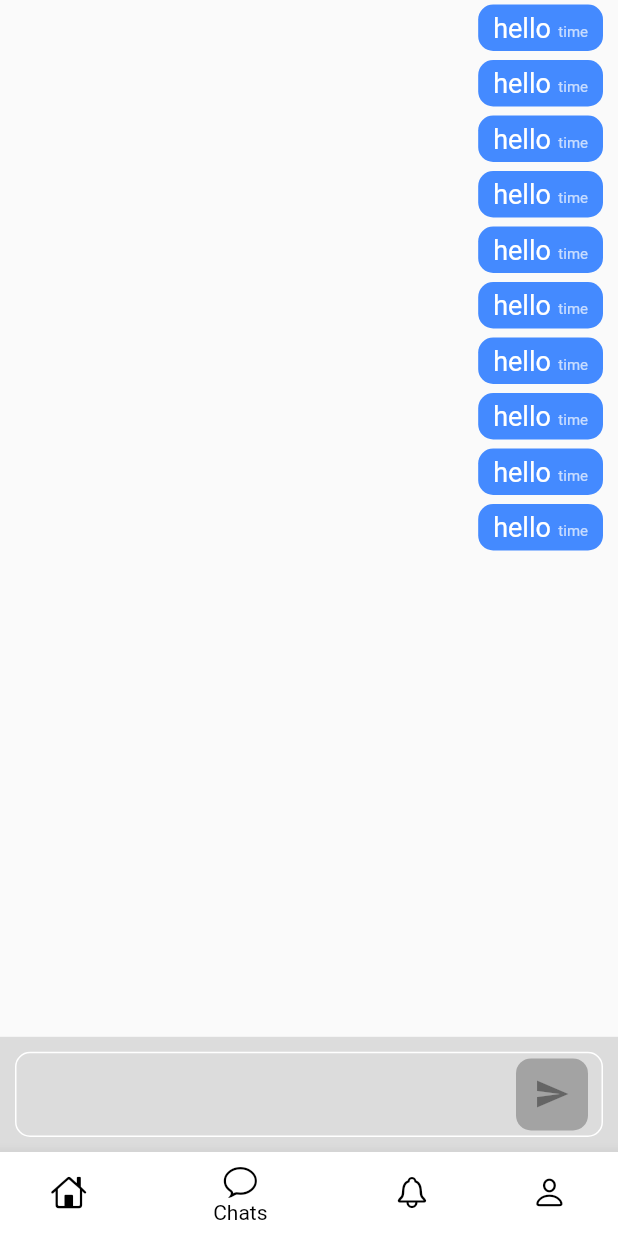
After one commit to g1R87/matchmaking-system, a Flutter app: the MainPage screen opened directly, item 2 of the bottom bar chosen, on a phone screen of 412 x 824 dp. The commit adds this screen. Run offline on Flutter 3.47's test engine with Material 2 defaults, Android fonts, the phone set to English and light mode, and no system bars; our stand-ins replace another_flutter_splash_screen, flutter_dotenv, flutter_secure_storage, get, image_picker, socket_io_client and 1 more; accounts and stored records are empty; network calls fail.

Commit message:
chat demo

```diff
--- a/client/lib/views/bottomNavBar/bottomnavbar.dart
+++ b/client/lib/views/bottomNavBar/bottomnavbar.dart
@@ -1,6 +1,7 @@
 import 'package:flutter/cupertino.dart';
 import 'package:flutter/material.dart';
 import 'package:online_matchmaking_system/notification/notification.dart';
+import 'package:online_matchmaking_system/views/chatpage/chatpage.dart';
 import 'package:online_matchmaking_system/views/homepage/homepage.dart';
 import 'package:online_matchmaking_system/views/profile/profile.dart';
 
@@ -16,7 +17,7 @@ class _MainPageState extends State<MainPage> {
 
   final List<Widget> _widgetOptions = [
     const ShowingPage(),
-    const ShowingPage(),
+    const ChatPage(),
     const NotificationPage(),
     const ProfilePage(),
   ];
@@ -45,10 +46,10 @@ class _MainPageState extends State<MainPage> {
           ),
           BottomNavigationBarItem(
             icon: Icon(
-              CupertinoIcons.book,
+              CupertinoIcons.chat_bubble,
               color: Colors.black,
             ),
-            label: 'jobs',
+            label: 'Chats',
             backgroundColor: Colors.white,
           ),
           BottomNavigationBarItem(
--- /dev/null
+++ b/client/lib/views/chatpage/chatpage.dart
@@ -0,0 +1,151 @@
+import 'package:flutter/material.dart';
+
+import 'package:socket_io_client/socket_io_client.dart' as IO;
+import 'package:flutter_dotenv/flutter_dotenv.dart';
+
+class ChatPage extends StatefulWidget {
+  const ChatPage({super.key});
+
+  @override
+  State<ChatPage> createState() => _ChatPageState();
+}
+
+class _ChatPageState extends State<ChatPage> {
+  late IO.Socket socket;
+  TextEditingController msgInputController = TextEditingController();
+  final appurl = dotenv.env["appurl"];
+
+  @override
+  void initState() {
+    socket = IO.io(
+        appurl,
+        IO.OptionBuilder()
+            .setTransports(['websocket'])
+            .disableAutoConnect()
+            .build());
+    socket.connect();
+    super.initState();
+  }
+
+  @override
+  Widget build(BuildContext context) {
+    return Scaffold(
+      body: SafeArea(
+          child: Column(
+        children: [
+          Expanded(
+            flex: 9,
+            child: Container(
+              child: ListView.builder(
+                  itemCount: 10,
+                  itemBuilder: (context, index) {
+                    return const MessageItem(
+                      sendByMe: true,
+                    );
+                  }),
+            ),
+          ),
+          Expanded(
+            child: Container(
+              padding: const EdgeInsets.all(10),
+              color: Colors.black12,
+              child: TextField(
+                style: const TextStyle(
+                  color: Colors.black,
+                ),
+                cursorColor: Colors.black,
+                controller: msgInputController,
+                decoration: InputDecoration(
+                    enabledBorder: OutlineInputBorder(
+                      borderSide: const BorderSide(color: Colors.white),
+                      borderRadius: BorderRadius.circular(10),
+                    ),
+                    focusedBorder: OutlineInputBorder(
+                      borderSide: const BorderSide(color: Colors.white),
+                      borderRadius: BorderRadius.circular(10),
+                    ),
+                    suffixIcon: Container(
+                      margin: const EdgeInsets.only(right: 10),
+                      decoration: BoxDecoration(
+                        borderRadius: BorderRadius.circular(10),
+                        color: Colors.black26,
+                      ),
+                      child: IconButton(
+                          onPressed: () {
+                            sendMessage(msgInputController.text);
+                            msgInputController.text = "";
+                          },
+                          icon: const Icon(
+                            Icons.send,
+                            color: Colors.black38,
+                          )),
+                    )),
+              ),
+            ),
+          ),
+        ],
+      )),
+    );
+  }
+
+  void sendMessage(String text) {
+    var messageJson = {
+      "message": text,
+      "sender": socket.id,
+    };
+
+    socket.emit('message', messageJson);
+  }
+}
+
+class MessageItem extends StatelessWidget {
+  const MessageItem({super.key, required this.sendByMe});
+
+  final bool sendByMe;
+
+  @override
+  Widget build(BuildContext context) {
+    return Align(
+      alignment: sendByMe ? Alignment.centerRight : Alignment.centerLeft,
+      child: Container(
+        padding: const EdgeInsets.symmetric(
+          vertical: 5,
+          horizontal: 10,
+        ),
+        margin: const EdgeInsets.symmetric(
+          vertical: 3,
+          horizontal: 10,
+        ),
+        decoration: BoxDecoration(
+          borderRadius: BorderRadius.circular(10),
+          color: sendByMe ? Colors.blueAccent : Colors.amberAccent,
+        ),
+        child: Row(
+          crossAxisAlignment: CrossAxisAlignment.baseline,
+          textBaseline: TextBaseline.alphabetic,
+          mainAxisSize: MainAxisSize.min,
+          children: [
+            Text(
+              "hello",
+              style: TextStyle(
+                fontSize: 18,
+                color: sendByMe ? Colors.white : Colors.black,
+              ),
+            ),
+            const SizedBox(
+              width: 5,
+            ),
+            Text(
+              "time",
+              style: TextStyle(
+                fontSize: 10,
+                color:
+                    (sendByMe ? Colors.white : Colors.black).withOpacity(0.7),
+              ),
+            ),
+          ],
+        ),
+      ),
+    );
+  }
+}
--- a/client/pubspec.yaml
+++ b/client/pubspec.yaml
@@ -44,6 +44,7 @@ dependencies:
   flutter_secure_storage: ^8.0.0
   flutter_dotenv: ^5.0.2
   another_flutter_splash_screen: ^1.1.4
+  socket_io_client: ^2.0.2
 
 dev_dependencies:
   flutter_test:
```
Also changed, not shown: client/pubspec.lock, 3 other files.
